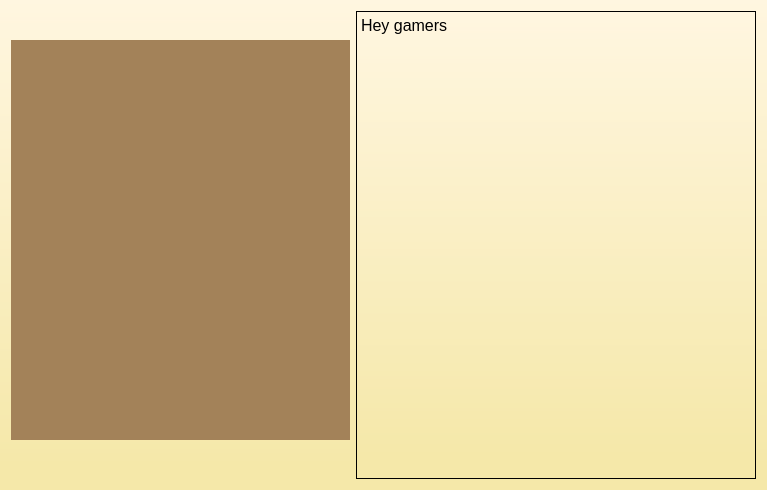
Above: iRestMyCase/clienttab.ui from NolanTaylor/a8-edu-game before the change. Below: the same form after it.
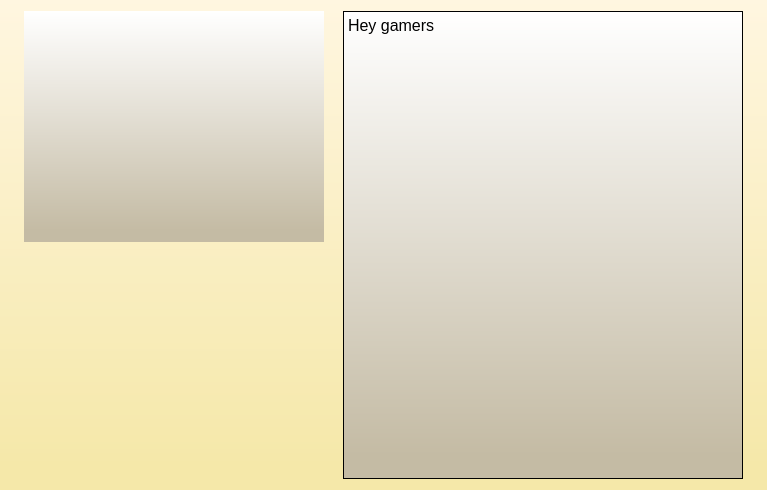
That is the form after the change.

The edit to the form file:
```diff
--- a/iRestMyCase/clienttab.ui
+++ b/iRestMyCase/clienttab.ui
@@ -17,47 +17,33 @@
    <string notr="true">
 background-color: qlineargradient(spread:pad, x1:1, y1:0.948864, x2:1, y2:0, stop:0 rgba(245, 232, 169, 255), stop:1 rgba(255, 246, 224, 255));</string>
   </property>
-  <layout class="QGridLayout" name="gridLayout_2">
-   <property name="sizeConstraint">
-    <enum>QLayout::SetMinAndMaxSize</enum>
-   </property>
+  <layout class="QGridLayout" name="gridLayout">
    <item row="0" column="0">
-    <layout class="QVBoxLayout" name="verticalLayout">
-     <item>
       <widget class="QLabel" name="client_image">
+     <property name="minimumSize">
+      <size>
+       <width>200</width>
+       <height>200</height>
+      </size>
+     </property>
        <property name="maximumSize">
         <size>
-         <width>16000</width>
-         <height>400</height>
-        </size>
-       </property>
+       <width>300</width>
+       <height>300</height>
+      </size>
+     </property>
+     <property name="layoutDirection">
+      <enum>Qt::LeftToRight</enum>
+     </property>
        <property name="styleSheet">
-        <string notr="true">background-color: rgb(163, 130, 89);</string>
+      <string notr="true">background-color: qlineargradient(spread:pad, x1:1, y1:0.948864, x2:1, y2:0, stop:0 rgba(196, 187, 164, 255), stop:1 rgba(255, 255, 255, 255));</string>
        </property>
        <property name="text">
         <string/>
        </property>
       </widget>
      </item>
-     <item>
-      <spacer name="verticalSpacer">
-       <property name="orientation">
-        <enum>Qt::Vertical</enum>
-       </property>
-       <property name="sizeType">
-        <enum>QSizePolicy::Minimum</enum>
-       </property>
-       <property name="sizeHint" stdset="0">
-        <size>
-         <width>20</width>
-         <height>10</height>
-        </size>
-       </property>
-      </spacer>
-     </item>
-    </layout>
-   </item>
-   <item row="0" column="1">
+   <item row="0" column="1" rowspan="2">
     <widget class="QTextBrowser" name="textBrowser">
      <property name="maximumSize">
       <size>
@@ -66,7 +52,8 @@
       </size>
      </property>
      <property name="styleSheet">
-      <string notr="true">font: 12pt &quot;Courier&quot;;</string>
+      <string notr="true">font: 12pt &quot;Courier&quot;;
+background-color: qlineargradient(spread:pad, x1:1, y1:0.948864, x2:1, y2:0, stop:0 rgba(196, 187, 164, 255), stop:1 rgba(255, 255, 255, 255));</string>
      </property>
      <property name="html">
       <string>&lt;!DOCTYPE HTML PUBLIC &quot;-//W3C//DTD HTML 4.0//EN&quot; &quot;http://www.w3.org/TR/REC-html40/strict.dtd&quot;&gt;
```
Lines whose indentation alone changed are shown as unchanged.
